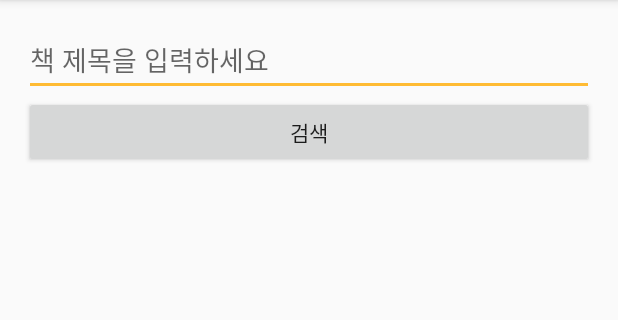
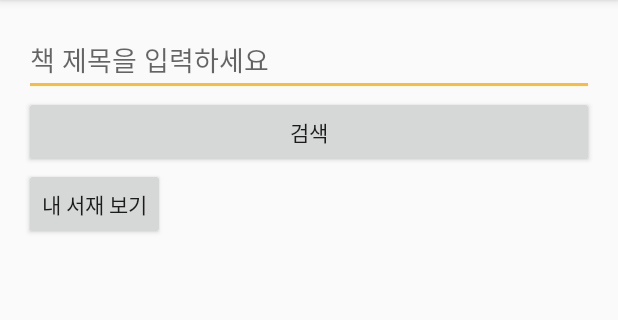
Before and after one commit to yoyowasi/ReadingBooks, an Android app built with Jetpack Compose: the screen it shows after launch (MainActivity), on a phone screen of 412 x 824 dp, the part 84-404 px from its top. Run offline under Robolectric (Android 15) with nearby library versions, the phone set to English and light mode, and no system bars; our stand-ins replace Firebase (no records; nobody signed in at launch, a user with empty details on screens opened directly).

Commit message:
UPDate: 책 리스트 검색 되는데 저장이 아직 안됨

```diff
--- a/app/src/main/java/com/example/readingbooks/MainActivity.kt
+++ b/app/src/main/java/com/example/readingbooks/MainActivity.kt
@@ -23,6 +23,9 @@ import retrofit2.Response
 class MainActivity : AppCompatActivity() {
 
     private lateinit var viewModel: BookViewModel
+    private lateinit var btnSearch: Button
+    private lateinit var editSearch: EditText
+    private lateinit var recycler: RecyclerView
 
     override fun onCreate(savedInstanceState: Bundle?) {
         super.onCreate(savedInstanceState)
@@ -30,12 +33,12 @@ class MainActivity : AppCompatActivity() {
 
         viewModel = ViewModelProvider(this)[BookViewModel::class.java]
 
-        val recycler = findViewById<RecyclerView>(R.id.recyclerBooks)
+        btnSearch = findViewById(R.id.btnSearch)
+        editSearch = findViewById(R.id.editSearch)
+        recycler = findViewById(R.id.recyclerBooks)
         recycler.layoutManager = LinearLayoutManager(this)
 
-        val btnSearch = findViewById<Button>(R.id.btnSearch)
-        val editSearch = findViewById<EditText>(R.id.editSearch)
-
+        // 이후 코드 동일
         btnSearch.setOnClickListener {
             val query = editSearch.text.toString()
             if (query.isNotBlank()) {
@@ -43,9 +46,12 @@ class MainActivity : AppCompatActivity() {
                 viewModel.searchBook(query)
             }
         }
+
+        // 🔍 검색 결과가 있으면 검색 목록으로 교체
         viewModel.searchResults.observe(this) { bookDocs ->
             val adapter = SearchResultAdapter(bookDocs) { selectedBook ->
                 Log.d("SEARCH_CLICK", "선택한 책: ${selectedBook.title}")
+                saveBookToSupabase(selectedBook)
             }
             recycler.adapter = adapter
         }
@@ -75,6 +81,7 @@ class MainActivity : AppCompatActivity() {
                     } else {
                         Log.e("SUPABASE", "❌ 저장 실패: ${response.code()}")
                     }
+
                 }
 
                 override fun onFailure(call: Call<Void>, t: Throwable) {
--- a/app/src/main/res/layout/activity_main.xml
+++ b/app/src/main/res/layout/activity_main.xml
@@ -18,6 +18,12 @@
         android:text="검색"
         android:layout_width="match_parent"
         android:layout_height="wrap_content"/>
+    <Button
+        android:id="@+id/btnMyBooks"
+        android:layout_width="wrap_content"
+        android:layout_height="wrap_content"
+        android:text="내 서재 보기" />
+
 
     <androidx.recyclerview.widget.RecyclerView
         android:id="@+id/recyclerBooks"
```
Also changed, not shown: app/src/main/java/com/example/readingbooks/repository/BookRepository.kt (+6 -2 lines), app/src/main/java/com/example/readingbooks/viewmodel/BookViewModel.kt (+10 -0 lines).
